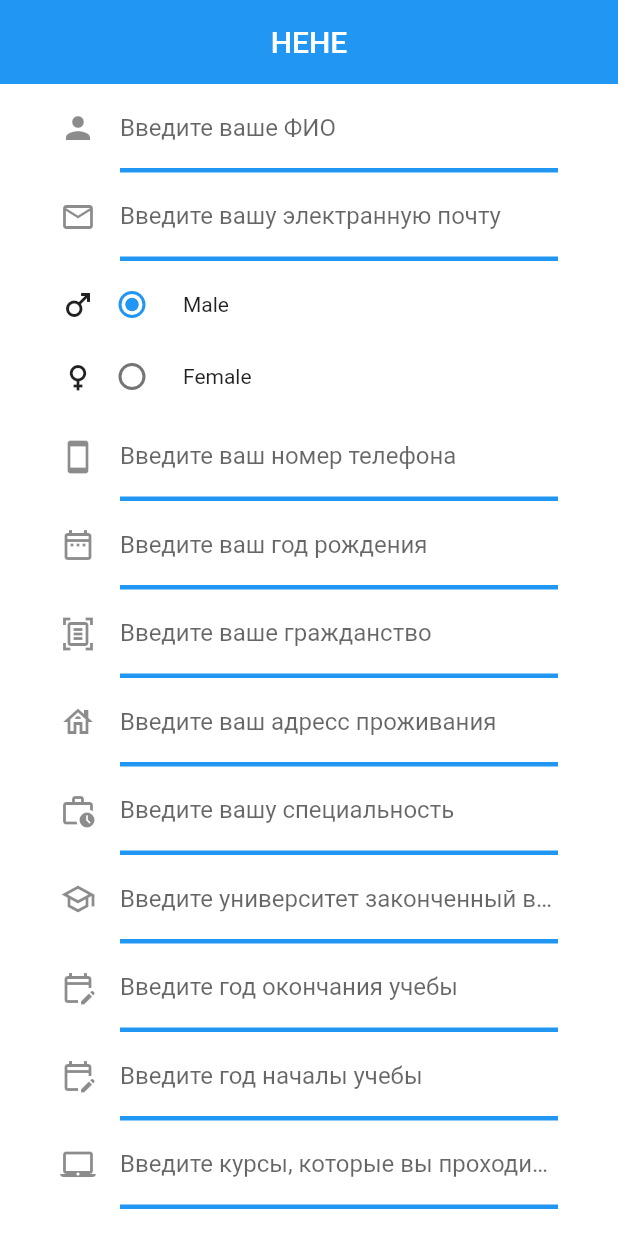
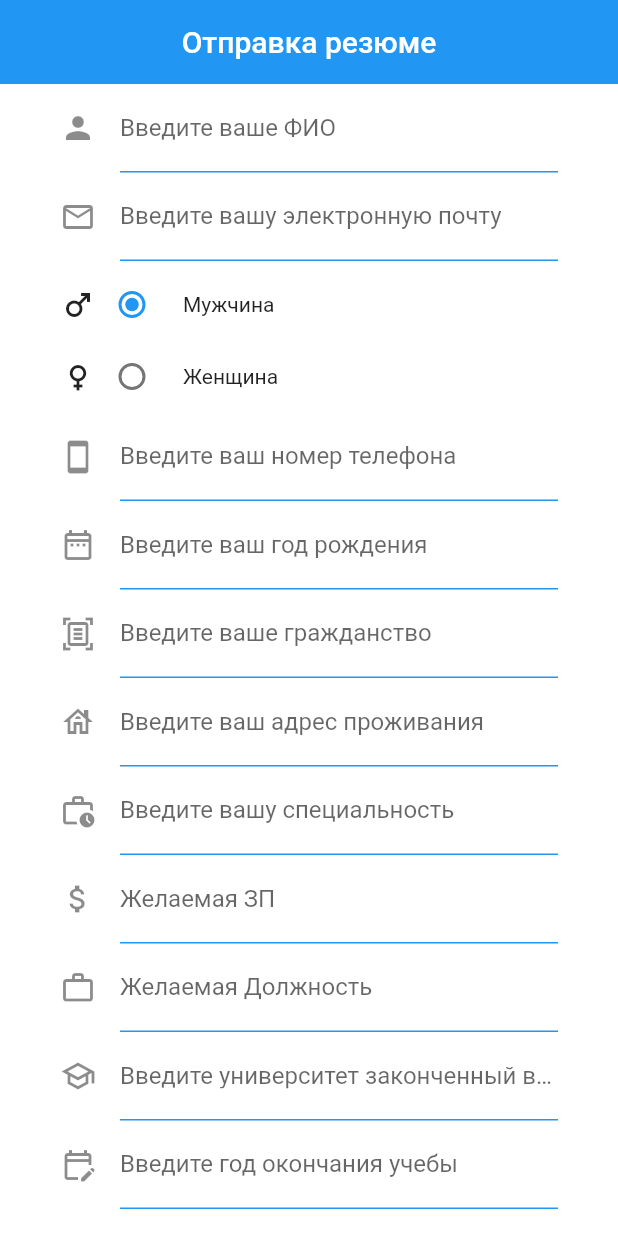
Before and after one commit to chillit/jobtake, a Flutter app: the screen it shows after launch, on a phone screen of 412 x 824 dp. Run offline on Flutter 3.47's test engine with Material 2 defaults, Android fonts, the phone set to English and light mode, and no system bars; our stand-ins replace cloud_firestore, firebase_core; accounts and stored records are empty.

Commit message:
just saving

```diff
--- a/lib/resume.dart
+++ b/lib/resume.dart
@@ -1,25 +1,28 @@
 import 'package:flutter/material.dart';
 import 'package:intl/intl.dart';
 
-class resume extends StatefulWidget{
+class resume extends StatefulWidget {
   @override
   _HomeState createState() => _HomeState();
 }
 
 class _HomeState extends State<resume> {
   TextEditingController _date = TextEditingController();
+  TextEditingController _end_date = TextEditingController();
+  TextEditingController _start_date = TextEditingController();
   int _value = 1;
   final formKey = GlobalKey<FormState>(); //key for form
-  String name="";
+  String name = "";
+  var a = [];
   @override
   Widget build(BuildContext context) {
-    final double height= MediaQuery.of(context).size.height;
+    final double height = MediaQuery.of(context).size.height;
     final GlobalKey<ScaffoldState> _scaffoldKey = GlobalKey<ScaffoldState>();
 
     return Scaffold(
-        resizeToAvoidBottomInset : false,
+        resizeToAvoidBottomInset: true,
         appBar: AppBar(
-          title: const Text("HEHE"),
+          title: const Text("Отправка резюме"),
           centerTitle: true,
           backgroundColor: Colors.blue,
           elevation: 0,
@@ -27,24 +30,24 @@ class _HomeState extends State<resume> {
         backgroundColor: Color(0xFFffffff),
         body: SingleChildScrollView(
             padding: const EdgeInsets.only(left: 40, right: 40),
-          child:Column(
+            child: Column(
               children: [
                 Form(
                   key: formKey, //key for form
-                child:Column(
+                  child: Column(
                     crossAxisAlignment: CrossAxisAlignment.start,
                     children: [
                       TextFormField(
                         decoration: InputDecoration(
                             icon: Icon(Icons.person),
-                          enabledBorder: UnderlineInputBorder( //<-- SEE HERE
-                            borderSide: BorderSide(
-                                width: 3, color: Colors.blue),
+                            enabledBorder: UnderlineInputBorder(
+                              //<-- SEE HERE
+                              borderSide:
+                                  BorderSide(width: 1, color: Colors.blue),
                             ),
-                          labelText: "Введите ваше ФИО"
-                      ),
-                      validator: (value){
-                        if(value!.isEmpty){
+                            labelText: "Введите ваше ФИО"),
+                        validator: (value) {
+                          if (value!.isEmpty) {
                             return "Введите ваше ФИО";
                           }
                         },
@@ -52,106 +55,119 @@ class _HomeState extends State<resume> {
                       TextFormField(
                         decoration: InputDecoration(
                             icon: Icon(Icons.email_outlined),
-                          enabledBorder: UnderlineInputBorder( //<-- SEE HERE
-                            borderSide: BorderSide(
-                                width: 3, color: Colors.blue),
+                            enabledBorder: UnderlineInputBorder(
+                              //<-- SEE HERE
+                              borderSide:
+                                  BorderSide(width: 1, color: Colors.blue),
                             ),
-                          labelText: "Введите вашу электранную почту"
-                      ),
-                      validator: (value){
-                        if(value!.isEmpty){
+                            labelText: "Введите вашу электронную почту"),
+                        validator: (value) {
+                          if (value!.isEmpty) {
                             print(value);
-                          return "Введите вашу электранную почту";
+                            return "Введите вашу электронную почту";
                           }
                         },
                       ),
                       Column(
-
                         mainAxisAlignment: MainAxisAlignment.center,
                         crossAxisAlignment: CrossAxisAlignment.center,
                         children: [
-                        Padding(padding: const EdgeInsets.only(top:5)),
-                        Row(children: [
+                          Padding(padding: const EdgeInsets.only(top: 5)),
+                          Row(
+                            children: [
                               Icon(Icons.male),
                               Radio(
                                 value: 1,
                                 groupValue: _value,
-                            onChanged: (value){
+                                onChanged: (value) {
                                   setState(() {
                                     _value = value!;
                                   });
                                 },
                               ),
-                          SizedBox(width: 10,),
-                          Text("Male"),
-                        ],),
-                        Row(children: [
+                              SizedBox(
+                                width: 10,
+                              ),
+                              Text("Мужчина"),
+                            ],
+                          ),
+                          Row(
+                            children: [
                               Icon(Icons.female),
                               Radio(
                                 value: 2,
                                 groupValue: _value,
-                            onChanged: (value){
+                                onChanged: (value) {
                                   setState(() {
                                     _value = value!;
                                   });
                                 },
                               ),
-                          SizedBox(width: 10,),
-                          Text("Female"),
-                        ],),
+                              SizedBox(
+                                width: 10,
+                              ),
+                              Text("Женщина"),
+                            ],
+                          ),
                         ],
                       ),
                       TextFormField(
                         decoration: InputDecoration(
                             icon: Icon(Icons.smartphone_outlined),
-                          enabledBorder: UnderlineInputBorder( //<-- SEE HERE
-                            borderSide: BorderSide(
-                                width: 3, color: Colors.blue),
+                            enabledBorder: UnderlineInputBorder(
+                              //<-- SEE HERE
+                              borderSide:
+                                  BorderSide(width: 1, color: Colors.blue),
                             ),
-                          labelText: "Введите ваш номер телефона"
-                      ),
-                      validator: (value){
-                        if(value!.isEmpty){
-                          return "Введите вашу номер телефона";
+                            labelText: "Введите ваш номер телефона"),
+                        validator: (value) {
+                          if (value!.isEmpty) {
+                            return "Введите ваш номер телефона";
                           }
                         },
                       ),
-                    TextField(
+                      TextFormField(
                         controller: _date,
                         decoration: InputDecoration(
                             icon: Icon(Icons.date_range_outlined),
-                          enabledBorder: UnderlineInputBorder( //<-- SEE HERE
-                            borderSide: BorderSide(
-                                width: 3, color: Colors.blue),
+                            enabledBorder: UnderlineInputBorder(
+                              //<-- SEE HERE
+                              borderSide:
+                                  BorderSide(width: 1, color: Colors.blue),
                             ),
-                          labelText: "Введите ваш год рождения"
-                      ),
+                            labelText: "Введите ваш год рождения"),
                         onTap: () async {
                           DateTime? pickeddate = await showDatePicker(
                               context: context,
                               initialDate: DateTime.now(),
-                            firstDate: DateTime(2000),
-                            lastDate: DateTime(2101));
+                              firstDate: DateTime(1900),
+                              lastDate: DateTime(2100));
 
-                        if(pickeddate != null){
+                          if (pickeddate != null) {
                             setState(() {
-                            _date.text = DateFormat("yyyy-MM-ddd").format(pickeddate);
+                              _date.text =
+                                  DateFormat("yyyy-MM-dd").format(pickeddate);
                             });
                           }
-
+                        },
+                        validator: (value) {
+                          print(value);
+                          if (value!.isEmpty) {
+                            return "Введите ваш год рождения";
+                          }
                         },
                       ),
                       TextFormField(
                         decoration: InputDecoration(
                             icon: Icon(Icons.document_scanner_outlined),
-                          enabledBorder: UnderlineInputBorder( //<-- SEE HERE
-                            borderSide: BorderSide(
-                                width: 3, color: Colors.blue),
+                            enabledBorder: UnderlineInputBorder(
+                              //<-- SEE HERE
+                              borderSide:
+                                  BorderSide(width: 1, color: Colors.blue),
                             ),
-                          labelText: "Введите ваше гражданство"
-                      ),
-                      validator: (value){
-                        if(value!.isEmpty){
+                            labelText: "Введите ваше гражданство"),
+                        validator: (value) {
+                          if (value!.isEmpty) {
                             return "Введите ваше гражданство";
                           }
                         },
@@ -159,110 +175,154 @@ class _HomeState extends State<resume> {
                       TextFormField(
                         decoration: InputDecoration(
                             icon: Icon(Icons.house_outlined),
-                          enabledBorder: UnderlineInputBorder( //<-- SEE HERE
-                            borderSide: BorderSide(
-                                width: 3, color: Colors.blue),
+                            enabledBorder: UnderlineInputBorder(
+                              //<-- SEE HERE
+                              borderSide:
+                                  BorderSide(width: 1, color: Colors.blue),
                             ),
-                          labelText: "Введите ваш адресс проживания"
-                      ),
-                      validator: (value){
-                        if(value!.isEmpty){
-                          return "Введите ваше адресс проживания";
+                            labelText: "Введите ваш адрес проживания"),
+                        validator: (value) {
+                          if (value!.isEmpty) {
+                            return "Введите ваш адрес проживания";
                           }
                         },
                       ),
                       TextFormField(
                         decoration: InputDecoration(
                             icon: Icon(Icons.work_history_outlined),
-                          enabledBorder: UnderlineInputBorder( //<-- SEE HERE
-                            borderSide: BorderSide(
-                                width: 3, color: Colors.blue),
+                            enabledBorder: UnderlineInputBorder(
+                              //<-- SEE HERE
+                              borderSide:
+                                  BorderSide(width: 1, color: Colors.blue),
                             ),
-                          labelText: "Введите вашу специальность"
-                      ),
-                      validator: (value){
-                        if(value!.isEmpty){
+                            labelText: "Введите вашу специальность"),
+                        validator: (value) {
+                          if (value!.isEmpty) {
                             return "Введите вашу специальность";
                           }
                         },
                       ),
                       TextFormField(
                         decoration: InputDecoration(
+                            icon: Icon(Icons.attach_money),
+                            enabledBorder: UnderlineInputBorder(
+                              //<-- SEE HERE
+                              borderSide: BorderSide(
+                                  width: 1, color: Colors.blue),
+                            ),
+                            labelText: "Желаемая ЗП"),
+                        validator: (value) {
+                          print(value);
+                          if (value!.isEmpty) {
+                            return "Желаемая ЗП";
+                          }
+                        },
+                      ),
+                      TextFormField(
+                        decoration: InputDecoration(
+                            icon: Icon(Icons.work_outline),
+                            enabledBorder: UnderlineInputBorder(
+                              //<-- SEE HERE
+                              borderSide: BorderSide(
+                                  width: 1, color: Colors.blue),
+                            ),
+                            labelText: "Желаемая Должность"),
+                        validator: (value) {
+                          print(value);
+                          if (value!.isEmpty) {
+                            return "Желаемая Должность";
+                          }
+                        },
+                      ),
+                      TextFormField(
+                        decoration: InputDecoration(
                             icon: Icon(Icons.school_outlined),
-                          enabledBorder: UnderlineInputBorder( //<-- SEE HERE
-                            borderSide: BorderSide(
-                                width: 3, color: Colors.blue),
+                            enabledBorder: UnderlineInputBorder(
+                              //<-- SEE HERE
+                              borderSide:
+                                  BorderSide(width: 1, color: Colors.blue),
                             ),
-                          labelText: "Введите университет законченный вами"
-                      ),
-                      validator: (value){
+                            labelText: "Введите университет законченный вами"),
+                        validator: (value) {
                           print(value);
-                        if(value!.isEmpty){
+                          if (value!.isEmpty) {
                             return "Введите университет законченный вами";
                           }
                         },
                       ),
-                    TextField(
-                      controller: _date,
+                      TextFormField(
+                        controller: _end_date,
                         decoration: InputDecoration(
                             icon: Icon(Icons.edit_calendar_outlined),
-                          enabledBorder: UnderlineInputBorder( //<-- SEE HERE
-                            borderSide: BorderSide(
-                                width: 3, color: Colors.blue),
+                            enabledBorder: UnderlineInputBorder(
+                              //<-- SEE HERE
+                              borderSide:
+                                  BorderSide(width: 1, color: Colors.blue),
                             ),
-                          labelText: "Введите год окончания учебы"
-                      ),
+                            labelText: "Введите год окончания учебы"),
                         onTap: () async {
                           DateTime? pickeddate = await showDatePicker(
                               context: context,
                               initialDate: DateTime.now(),
-                            firstDate: DateTime(2000),
-                            lastDate: DateTime(2101));
+                              firstDate: DateTime(1900),
+                              lastDate: DateTime(2100));
 
-                        if(pickeddate != null){
+                          if (pickeddate != null) {
                             setState(() {
-                            _date.text = DateFormat("yyyy-MM-ddd").format(pickeddate);
+                              _end_date.text =
+                                  DateFormat("yyyy-MM-dd").format(pickeddate);
                             });
                           }
-
+                        },
+                      validator: (value) {
+                          print(value);
+                          if (value!.isEmpty) {
+                            return "Введите год окончания учебы";
+                          }
                         },
                       ),
-                    TextField(
-                      controller: _date,
+                      TextFormField(
+                        controller: _start_date,
                         decoration: InputDecoration(
                             icon: Icon(Icons.edit_calendar_outlined),
-                          enabledBorder: UnderlineInputBorder( //<-- SEE HERE
-                            borderSide: BorderSide(
-                                width: 3, color: Colors.blue),
+                            enabledBorder: UnderlineInputBorder(
+                              //<-- SEE HERE
+                              borderSide:
+                                  BorderSide(width: 1, color: Colors.blue),
                             ),
-                          labelText: "Введите год началы учебы"
-                      ),
+                            labelText: "Введите год начала учебы"),
                         onTap: () async {
                           DateTime? pickeddate = await showDatePicker(
                               context: context,
                               initialDate: DateTime.now(),
-                            firstDate: DateTime(2000),
-                            lastDate: DateTime(2101));
+                              firstDate: DateTime(1900),
+                              lastDate: DateTime(2100));
 
-                        if(pickeddate != null){
+                          if (pickeddate != null) {
                             setState(() {
-                            _date.text = DateFormat("yyyy-MM-ddd").format(pickeddate);
+                              _start_date.text =
+                                  DateFormat("yyyy-MM-dd").format(pickeddate);
                             });
                           }
-
+                        },
+                        validator: (value) {
+                          print(value);
+                          if (value!.isEmpty) {
+                            return "Введите год начала учебы";
+                          }
                         },
                       ),
                       TextFormField(
                         decoration: InputDecoration(
                             icon: Icon(Icons.laptop_mac_outlined),
-                          enabledBorder: UnderlineInputBorder( //<-- SEE HERE
-                            borderSide: BorderSide(
-                                width: 3, color: Colors.blue),
+                            enabledBorder: UnderlineInputBorder(
+                              //<-- SEE HERE
+                              borderSide:
+                                  BorderSide(width: 1, color: Colors.blue),
                             ),
-                          labelText: "Введите курсы, которые вы проходили"
-                      ),
-                      validator: (value){
-                        if(value!.isEmpty){
+                            labelText: "Введите курсы, которые вы проходили"),
+                        validator: (value) {
+                          if (value!.isEmpty) {
                             return "Введите курсы, которые вы проходили";
                           }
                         },
@@ -270,10 +330,11 @@ class _HomeState extends State<resume> {
                     ],
                   ),
                 ),
-              Padding(
-                  padding: const EdgeInsets.only(bottom: 20)),
+                Padding(padding: const EdgeInsets.only(bottom: 20)),
                 GestureDetector(
-                onTap: () {},
+                  onTap: () {
+                    formKey.currentState!.validate();
+                  },
                   child: Container(
                     width: 200,
                     height: 50,
@@ -281,23 +342,16 @@ class _HomeState extends State<resume> {
                       borderRadius: BorderRadius.circular(50),
                       color: Colors.blue,
                     ),
-                  child: Center(child:
-                  Text(
+                    child: Center(
+                      child: Text(
                         'Отправить',
                         style: TextStyle(color: Colors.white),
                       ),
                     ),
                   ),
                 ),
-              Padding(
-                  padding: const EdgeInsets.only(bottom: 15)),
-
+                Padding(padding: const EdgeInsets.only(bottom: 15)),
               ],
-          )
-
-        )
-    );
+            )));
   }
-
-
 }
--- a/lib/userPage.dart
+++ b/lib/userPage.dart
@@ -29,4 +29,4 @@ class UserPage extends StatelessWidget {
       ),
     )
   );
-}
+}*/
```
Lines whose indentation alone changed are shown as unchanged.
